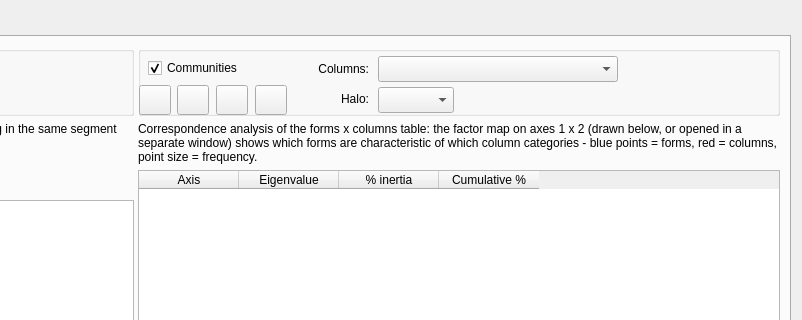
Qt form src/GUI_UIs/ui_dialog_text_stats.ui (ccbogel/QualCoder) before a commit; both pictures show x 528 to 1330 and y 0 to 320 of the 1330 by 750 pixel window.
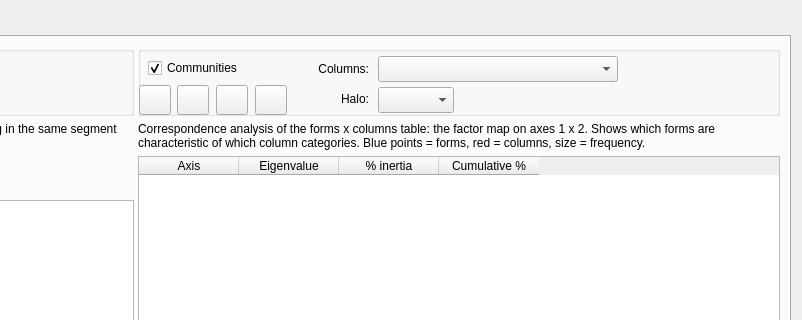
The same form after that commit.

```diff
--- a/src/GUI_UIs/ui_dialog_text_stats.ui
+++ b/src/GUI_UIs/ui_dialog_text_stats.ui
@@ -1150,7 +1150,7 @@
 Bblue points = forms. R red = columns. Point size = frequency.</string>
              </property>
              <property name="text">
-              <string>Correspondence analysis of the forms x columns table: the factor map on axes 1 x 2 (drawn below, or opened in a separate window) shows which forms are characteristic of which column categories - blue points = forms, red = columns, point size = frequency.</string>
+              <string>Correspondence analysis of the forms x columns table: the factor map on axes 1 x 2. Shows which forms are characteristic of which column categories. Blue points = forms, red = columns, size = frequency.</string>
              </property>
              <property name="wordWrap">
               <bool>true</bool>
```
